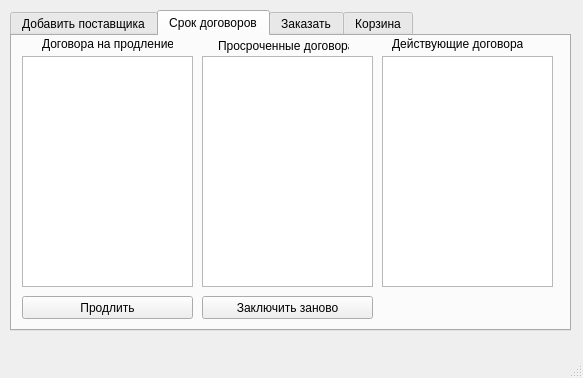
This is windowpredpriatia.ui in IraSoro/bike-store-database as Qt 5 draws it before an edit. The edited form follows.
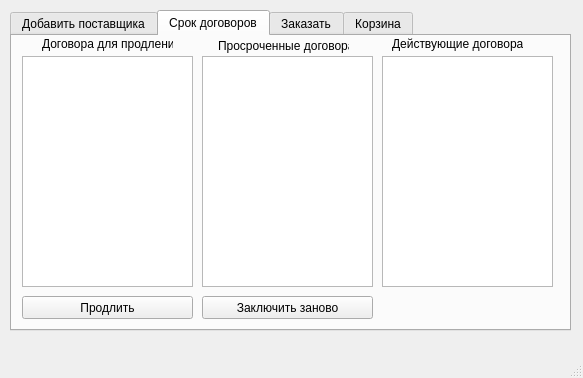
This is the edited form. The open tabs and pages were chosen to show the change.

The edit to the form file:
```diff
--- a/windowpredpriatia.ui
+++ b/windowpredpriatia.ui
@@ -228,7 +228,7 @@
        </rect>
       </property>
       <property name="text">
-       <string>Договора на продление</string>
+       <string>Договора для продления</string>
       </property>
      </widget>
      <widget class="QLabel" name="label_12">
```
Left out of the diff: 68 changed lines with no effect on the pictures.
